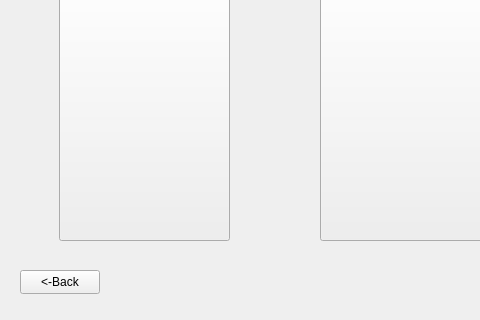
Above: data/screens/characterchoosescreen.ui from AsuraDiso/Dice-or-Die before the change; both pictures show x 0 to 480 and y 130 to 450 of the 800 by 450 pixel window. Below: the same form after it.
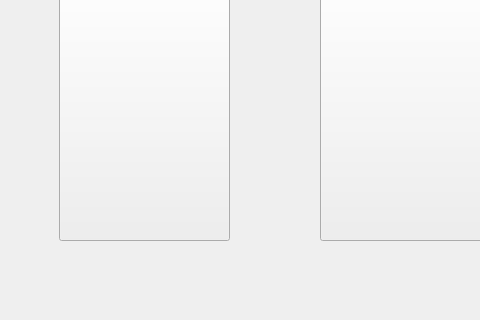
That is the form after the change. Icons and pictures are not drawn. Custom widgets are drawn as their Qt base class.

What changed in the file:
```diff
--- a/data/screens/characterchoosescreen.ui
+++ b/data/screens/characterchoosescreen.ui
@@ -13,19 +13,6 @@
   <property name="windowTitle">
    <string>Form</string>
   </property>
-  <widget class="Button" name="backbtn">
-   <property name="geometry">
-    <rect>
-     <x>20</x>
-     <y>400</y>
-     <width>80</width>
-     <height>24</height>
-    </rect>
-   </property>
-   <property name="text">
-    <string>&lt;-Back</string>
-   </property>
-  </widget>
   <widget class="TextImage" name="charname">
    <property name="geometry">
     <rect>
@@ -136,16 +123,16 @@
   </widget>
  </widget>
  <customwidgets>
-  <customwidget>
-   <class>Button</class>
-   <extends>QPushButton</extends>
-   <header>data/widgets/button.h</header>
-  </customwidget>
   <customwidget>
    <class>TextImage</class>
    <extends>QLabel</extends>
    <header>data/widgets/textimage.h</header>
   </customwidget>
+  <customwidget>
+   <class>Button</class>
+   <extends>QPushButton</extends>
+   <header>data/widgets/button.h</header>
+  </customwidget>
  </customwidgets>
  <resources>
   <include location="../assets.qrc"/>
```
